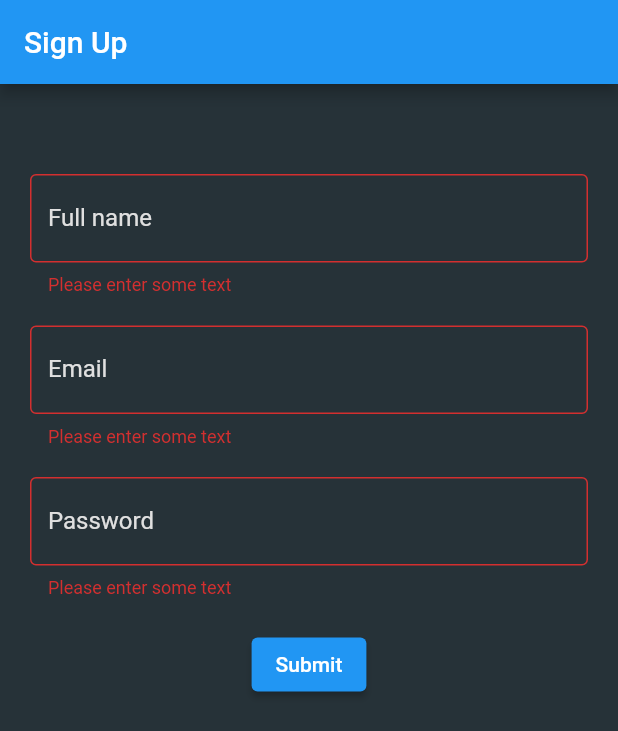
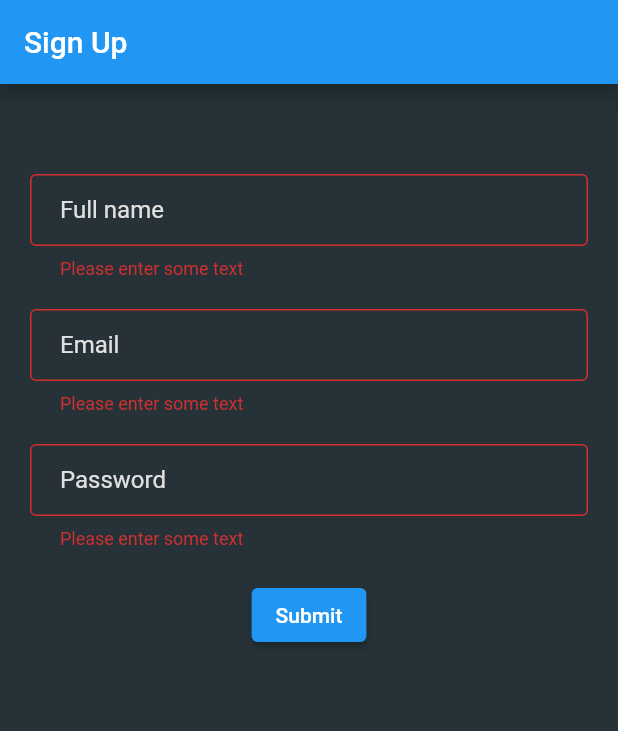
Before and after one commit to stalliardo/builders-hours-diary, a Flutter app: the screen it shows after launch, after a tap on "Submit", on a phone screen of 412 x 824 dp. Shown: the top 731 px of the screen. Run offline on Flutter 3.47's test engine with Material 2 defaults, Android fonts, the phone set to English and light mode, and no system bars; our stand-ins replace cloud_firestore, firebase_auth, firebase_core; accounts and stored records are empty.

Commit message:
made the functions methods inside MyFormStyles static so as not to instantiate a new instance every time the method is called. Added new contentPadding values to make the inputs smaller.

```diff
--- a/b_h_d/lib/screens/signUp.dart
+++ b/b_h_d/lib/screens/signUp.dart
@@ -32,8 +32,8 @@ class _SignUpState extends State<SignUp> {
                         }
                         return null;
                       },
-                      decoration: MyFormStyles().textFormFieldInputDecoration("Full name"),
-                      style: MyFormStyles().textFormStyle(),
+                      decoration: MyFormStyles.textFormFieldInputDecoration("Full name"),
+                      style: MyFormStyles.textFormStyle(),
                     ),
                     SizedBox(
                       height: 20,
@@ -45,8 +45,8 @@ class _SignUpState extends State<SignUp> {
                         }
                         return null;
                       },
-                      decoration: MyFormStyles().textFormFieldInputDecoration("Email"),
-                      style: MyFormStyles().textFormStyle(),
+                      decoration: MyFormStyles.textFormFieldInputDecoration("Email"),
+                      style: MyFormStyles.textFormStyle(),
                     ),
                     SizedBox(
                       height: 20,
@@ -58,8 +58,8 @@ class _SignUpState extends State<SignUp> {
                         }
                         return null;
                       },
-                      decoration: MyFormStyles().textFormFieldInputDecoration("Password"),
-                      style: MyFormStyles().textFormStyle(),
+                      decoration: MyFormStyles.textFormFieldInputDecoration("Password"),
+                      style: MyFormStyles.textFormStyle(),
                     ),
                     SizedBox(
                       height: 20,
@@ -68,7 +68,7 @@ class _SignUpState extends State<SignUp> {
                         onPressed: () {
                           if (_formKey.currentState!.validate()) {
                             ScaffoldMessenger.of(context).showSnackBar(
-                              const SnackBar(content: Text('Processing Data')),
+                              const SnackBar(content: Text('Processindg Data')),
                             );
                           }
                         },
--- a/b_h_d/lib/styles/text/formStyles.dart
+++ b/b_h_d/lib/styles/text/formStyles.dart
@@ -1,10 +1,11 @@
 import 'package:flutter/material.dart';
 
 class MyFormStyles {
-  InputDecoration textFormFieldInputDecoration(String labelText) {
+  static InputDecoration textFormFieldInputDecoration(String labelText) {
     return InputDecoration(
       border: OutlineInputBorder(),
       labelText: labelText,
+      contentPadding: EdgeInsets.symmetric(vertical: 0, horizontal: 20),
       focusedBorder: OutlineInputBorder(
         borderRadius: BorderRadius.circular(10.0),
         borderSide: BorderSide(
@@ -20,7 +21,7 @@ class MyFormStyles {
     );
   }
 
-  TextStyle textFormStyle() {
+  static TextStyle textFormStyle() {
     return TextStyle(
       color: Colors.white,
     );
```
